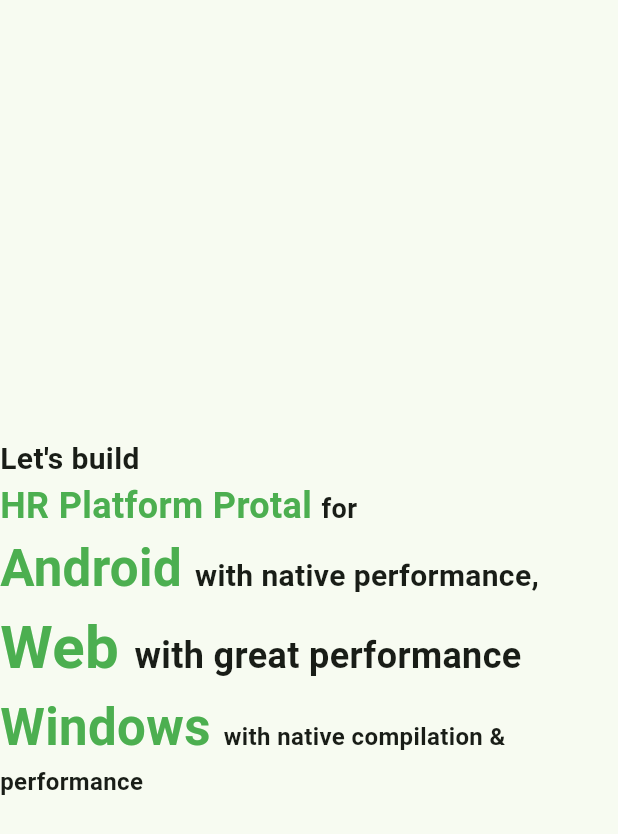
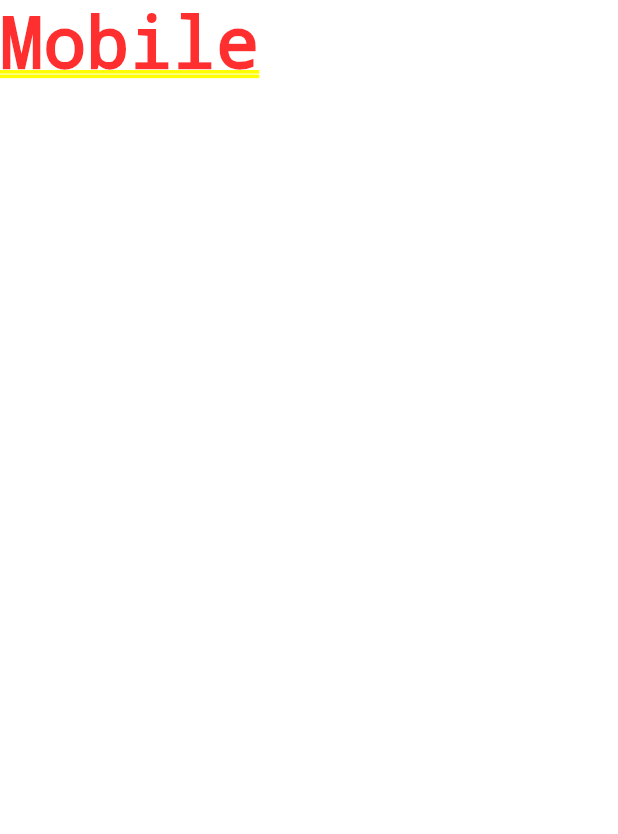
Before and after one commit to IsmailHosenIsmailJames/hr_platform, a Flutter app: the screen it shows after launch, on a phone screen of 412 x 824 dp. Shown: the top 834 px of the screen. Run offline on Flutter 3.47's test engine with Material 3 defaults, Android fonts, the phone set to English and light mode, and no system bars; our stand-ins replace firebase_auth, firebase_core; accounts and stored records are empty.

Commit message:
system reinstall

```diff
--- a/lib/main.dart
+++ b/lib/main.dart
@@ -1,6 +1,14 @@
+import 'package:firebase_core/firebase_core.dart';
 import 'package:flutter/material.dart';
+import 'package:hr_platform/src/core/initialization/init.dart';
 
-void main() {
+import 'firebase_options.dart';
+
+void main() async {
+  WidgetsFlutterBinding.ensureInitialized();
+  await Firebase.initializeApp(
+    options: DefaultFirebaseOptions.currentPlatform,
+  );
   runApp(const MyApp());
 }
 
@@ -14,98 +22,7 @@ class MyApp extends StatelessWidget {
         colorScheme: ColorScheme.fromSeed(seedColor: Colors.green),
         useMaterial3: true,
       ),
-      home: const MyHomePage(),
+      home: const Init(),
     );
   }
 }
-
-class MyHomePage extends StatefulWidget {
-  const MyHomePage({super.key});
-
-  @override
-  State<MyHomePage> createState() => _MyHomePageState();
-}
-
-class _MyHomePageState extends State<MyHomePage> {
-  @override
-  Widget build(BuildContext context) {
-    return const Scaffold(
-      body: Center(
-        child: Text.rich(
-          textAlign: TextAlign.left,
-          TextSpan(
-            children: <TextSpan>[
-              TextSpan(
-                text: "Let's build \n",
-                style: TextStyle(
-                  fontSize: 20,
-                  fontWeight: FontWeight.bold,
-                ),
-              ),
-              TextSpan(
-                text: "HR Platform Protal ",
-                style: TextStyle(
-                  fontSize: 24,
-                  fontWeight: FontWeight.bold,
-                  color: Colors.green,
-                ),
-              ),
-              TextSpan(
-                text: "for\n",
-                style: TextStyle(
-                  fontSize: 18,
-                  fontWeight: FontWeight.bold,
-                ),
-              ),
-              TextSpan(
-                text: "Android ",
-                style: TextStyle(
-                  fontSize: 34,
-                  fontWeight: FontWeight.bold,
-                  color: Colors.green,
-                ),
-              ),
-              TextSpan(
-                text: "with native performance,\n",
-                style: TextStyle(
-                  fontSize: 20,
-                  fontWeight: FontWeight.bold,
-                ),
-              ),
-              TextSpan(
-                text: "Web ",
-                style: TextStyle(
-                  fontSize: 40,
-                  fontWeight: FontWeight.bold,
-                  color: Colors.green,
-                ),
-              ),
-              TextSpan(
-                text: "with great performance\n",
-                style: TextStyle(
-                  fontSize: 24,
-                  fontWeight: FontWeight.bold,
-                ),
-              ),
-              TextSpan(
-                text: "Windows ",
-                style: TextStyle(
-                  fontSize: 34,
-                  fontWeight: FontWeight.bold,
-                  color: Colors.green,
-                ),
-              ),
-              TextSpan(
-                text: "with native compilation & performance",
-                style: TextStyle(
-                  fontSize: 16,
-                  fontWeight: FontWeight.bold,
-                ),
-              ),
-            ],
-          ),
-        ),
-      ),
-    );
-  }
-}
--- /dev/null
+++ b/lib/src/core/initialization/init.dart
@@ -0,0 +1,23 @@
+import 'package:firebase_auth/firebase_auth.dart';
+import 'package:flutter/material.dart';
+
+import '../../screens/auth/login/login_page.dart';
+import '../../screens/home/home_page.dart';
+
+class Init extends StatelessWidget {
+  const Init({super.key});
+
+  @override
+  Widget build(BuildContext context) {
+    return StreamBuilder(
+      stream: FirebaseAuth.instance.authStateChanges(),
+      builder: (context, snapshot) {
+        if (snapshot.hasData && snapshot.data != null) {
+          return const HomePage();
+        } else {
+          return const LoginPage();
+        }
+      },
+    );
+  }
+}
--- /dev/null
+++ b/lib/src/screens/auth/login/login_page.dart
@@ -0,0 +1,27 @@
+import 'package:flutter/material.dart';
+
+import '../../../theme/break_point.dart';
+
+class LoginPage extends StatefulWidget {
+  const LoginPage({super.key});
+
+  @override
+  State<LoginPage> createState() => _LoginPageState();
+}
+
+class _LoginPageState extends State<LoginPage> {
+  @override
+  Widget build(BuildContext context) {
+    return LayoutBuilder(
+      builder: (context, constraints) {
+        return constraints.maxWidth > breakpoint
+            ?
+            // desktop view
+            const Text("Desktop")
+            :
+            // mobile view
+            const Text("Mobile");
+      },
+    );
+  }
+}
--- /dev/null
+++ b/lib/src/screens/auth/signin/signin.dart
@@ -0,0 +1,27 @@
+import 'package:flutter/material.dart';
+
+import '../../../theme/break_point.dart';
+
+class Signin extends StatefulWidget {
+  const Signin({super.key});
+
+  @override
+  State<Signin> createState() => _SigninState();
+}
+
+class _SigninState extends State<Signin> {
+  @override
+  Widget build(BuildContext context) {
+    return LayoutBuilder(
+      builder: (context, constraints) {
+        return constraints.maxWidth > breakpoint
+            ?
+            // desktop view
+            const Text("Desktop")
+            :
+            // mobile view
+            const Text("Mobile");
+      },
+    );
+  }
+}
--- /dev/null
+++ b/lib/src/screens/home/home_page.dart
@@ -0,0 +1,17 @@
+import 'package:flutter/material.dart';
+
+class HomePage extends StatefulWidget {
+  const HomePage({super.key});
+
+  @override
+  State<HomePage> createState() => _HomePageState();
+}
+
+class _HomePageState extends State<HomePage> {
+  @override
+  Widget build(BuildContext context) {
+    return const Scaffold(
+      body: Center(child: Text("Home")),
+    );
+  }
+}
--- /dev/null
+++ b/lib/src/theme/break_point.dart
@@ -0,0 +1 @@
+int breakpoint = 800;
--- a/pubspec.yaml
+++ b/pubspec.yaml
@@ -47,6 +47,8 @@ dependencies:
   file_picker: ^8.0.5
   rive: ^0.13.8
   awesome_dialog: ^3.2.1
+  hive: ^2.2.3
+  hive_flutter: ^1.1.0
 
 dev_dependencies:
   flutter_test:
```
Also changed, not shown: pubspec.lock, 1 other file.
